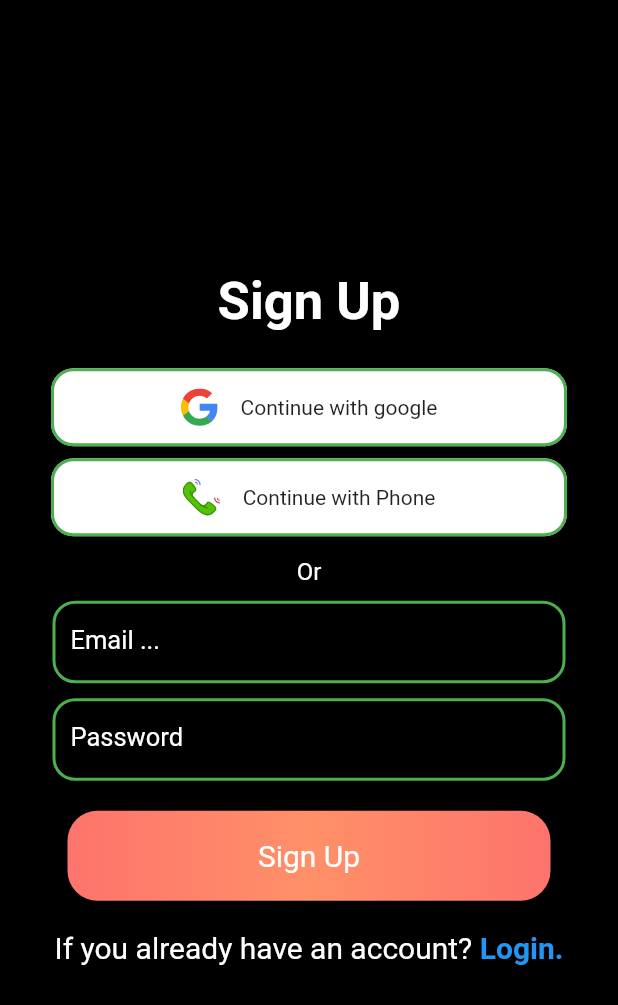
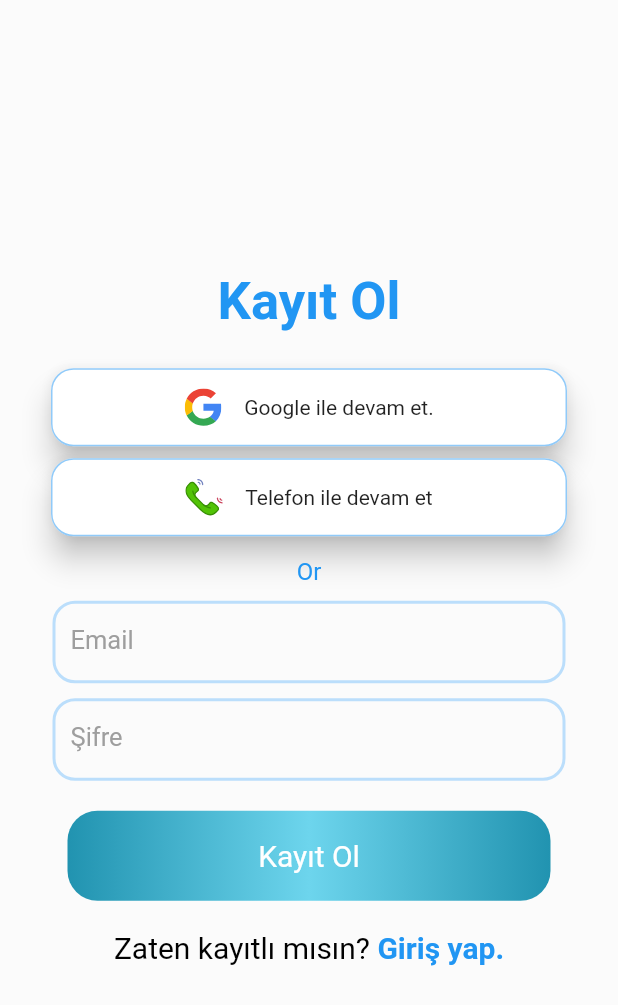
Before and after one commit to fatihmrcn97/ortakProje, a Flutter app: the screen it shows after launch, on a phone screen of 412 x 824 dp. Shown: the top 1005 px of the screen. Run offline on Flutter 3.47's test engine with Material 2 defaults, Android fonts, the phone set to English and light mode, and no system bars; our stand-ins replace firebase_auth, firebase_core, flutter_svg; accounts and stored records are empty.

Commit message:
Ui changed for login and register pages

```diff
--- a/lib/pages/signInPage.dart
+++ b/lib/pages/signInPage.dart
@@ -24,30 +24,30 @@ class _SignInPageState extends State<SignInPage> {
     return Scaffold(
       body: SingleChildScrollView(
         child: Container(
-          color: Colors.black,
+          color: Colors.white24,
           height: MediaQuery.of(context).size.height,
           width: MediaQuery.of(context).size.width,
           child: Column(
             mainAxisAlignment: MainAxisAlignment.center,
             children: [
               Text(
-                'Sign In',
+                'Giriş Yap',
                 style: TextStyle(
                     fontSize: 35,
-                    color: Colors.white,
+                    color: Colors.blue,
                     fontWeight: FontWeight.bold),
               ),
               SizedBox(
                 height: 20,
               ),
-              buttonItem("Continue with google", "assets/google.svg", 25),
-              buttonItem("Continue with Phone", "assets/phone.svg", 25),
+              buttonItem("Google ile devam et", "assets/google.svg", 25),
+              buttonItem("Telefon ile devam et", "assets/phone.svg", 25),
               SizedBox(
                 height: 10,
               ),
               Text(
                 "Or",
-                style: TextStyle(color: Colors.white, fontSize: 16),
+                style: TextStyle(color: Colors.blue, fontSize: 16),
               ),
               SizedBox(
                 height: 10,
@@ -56,7 +56,7 @@ class _SignInPageState extends State<SignInPage> {
               SizedBox(
                 height: 10,
               ),
-              textItem("Password", _passwordContrller, true),
+              textItem("Şifre", _passwordContrller, true),
               SizedBox(
                 height: 20,
               ),
@@ -68,8 +68,8 @@ class _SignInPageState extends State<SignInPage> {
                 mainAxisAlignment: MainAxisAlignment.center,
                 children: [
                   Text(
-                    "If you don't have an account? ",
-                    style: TextStyle(color: Colors.white, fontSize: 20),
+                    "Bir hesabın yok mu? ",
+                    style: TextStyle(color: Colors.black, fontSize: 20),
                   ),
                   InkWell(
                     onTap: () {
@@ -79,7 +79,7 @@ class _SignInPageState extends State<SignInPage> {
                           (route) => false);
                     },
                     child: Text(
-                      "Register.",
+                      "Kayıt Ol.",
                       style: TextStyle(
                           color: Colors.blue,
                           fontSize: 20,
@@ -92,7 +92,7 @@ class _SignInPageState extends State<SignInPage> {
                 height: 10,
               ),
               Text(
-                "Forgot Password?",
+                "Şifreni mi Unuttun?",
                 style: TextStyle(
                     color: Colors.blue,
                     fontSize: 20,
@@ -113,7 +113,7 @@ class _SignInPageState extends State<SignInPage> {
         elevation: 8,
         shape: RoundedRectangleBorder(
             borderRadius: BorderRadius.circular(15),
-            side: BorderSide(width: 2, color: Colors.green)),
+            side: BorderSide(width: 2, color: Colors.blue.shade200)),
         child: Row(
           mainAxisAlignment: MainAxisAlignment.center,
           children: [
@@ -138,18 +138,18 @@ class _SignInPageState extends State<SignInPage> {
       height: 55,
       width: MediaQuery.of(context).size.width - 70,
       child: TextFormField(
-        style: TextStyle(color: Colors.white),
+        style: TextStyle(color: Colors.black),
         obscureText: obscureText,
         controller: controller,
         decoration: InputDecoration(
             focusedBorder: OutlineInputBorder(
                 borderRadius: BorderRadius.circular(15),
-                borderSide: BorderSide(width: 1.5, color: Colors.amber)),
+                borderSide: BorderSide(width: 1.5, color: Colors.blue)),
             labelText: labelText,
-            labelStyle: TextStyle(fontSize: 17, color: Colors.white),
+            labelStyle: TextStyle(fontSize: 17, color: Colors.grey),
             enabledBorder: OutlineInputBorder(
                 borderRadius: BorderRadius.circular(15),
-                borderSide: BorderSide(width: 2, color: Colors.green))),
+                borderSide: BorderSide(width: 2, color: Colors.blue.shade100))),
       ),
     );
   }
@@ -188,9 +188,9 @@ class _SignInPageState extends State<SignInPage> {
         decoration: BoxDecoration(
           borderRadius: BorderRadius.circular(20),
           gradient: LinearGradient(colors: [
-            Color(0xfffd746c),
-            Color(0xffff9068),
-            Color(0xfffd746c)
+            Color(0xff2193b0),
+            Color(0xff6dd5ed),
+            Color(0xff2193b0),
           ]),
         ),
         child: Center(
--- a/lib/pages/signUpPage.dart
+++ b/lib/pages/signUpPage.dart
@@ -25,39 +25,39 @@ class _SignUpPageState extends State<SignUpPage> {
     return Scaffold(
       body: SingleChildScrollView(
         child: Container(
-          color: Colors.black,
+          color: Colors.white24,
           height: MediaQuery.of(context).size.height,
           width: MediaQuery.of(context).size.width,
           child: Column(
             mainAxisAlignment: MainAxisAlignment.center,
             children: [
               Text(
-                'Sign Up',
+                'Kayıt Ol',
                 style: TextStyle(
                     fontSize: 35,
-                    color: Colors.white,
+                    color: Colors.blue,
                     fontWeight: FontWeight.bold),
               ),
               SizedBox(
                 height: 20,
               ),
-              buttonItem("Continue with google", "assets/google.svg", 25),
-              buttonItem("Continue with Phone", "assets/phone.svg", 25),
+              buttonItem("Google ile devam et.", "assets/google.svg", 25),
+              buttonItem("Telefon ile devam et", "assets/phone.svg", 25),
               SizedBox(
                 height: 10,
               ),
               Text(
                 "Or",
-                style: TextStyle(color: Colors.white, fontSize: 16),
+                style: TextStyle(color: Colors.blue, fontSize: 16),
               ),
               SizedBox(
                 height: 10,
               ),
-              textItem("Email ...", _emailContrller, false),
+              textItem("Email", _emailContrller, false),
               SizedBox(
                 height: 10,
               ),
-              textItem("Password", _passwordContrller, true),
+              textItem("Şifre", _passwordContrller, true),
               SizedBox(
                 height: 20,
               ),
@@ -69,8 +69,8 @@ class _SignUpPageState extends State<SignUpPage> {
                 mainAxisAlignment: MainAxisAlignment.center,
                 children: [
                   Text(
-                    "If you already have an account? ",
-                    style: TextStyle(color: Colors.white, fontSize: 20),
+                    "Zaten kayıtlı mısın? ",
+                    style: TextStyle(color: Colors.black, fontSize: 20),
                   ),
                   InkWell(
                     onTap: () {
@@ -80,7 +80,7 @@ class _SignUpPageState extends State<SignUpPage> {
                           (route) => false);
                     },
                     child: Text(
-                      "Login.",
+                      "Giriş yap.",
                       style: TextStyle(
                           color: Colors.blue,
                           fontSize: 20,
@@ -104,7 +104,7 @@ class _SignUpPageState extends State<SignUpPage> {
         elevation: 8,
         shape: RoundedRectangleBorder(
             borderRadius: BorderRadius.circular(15),
-            side: BorderSide(width: 2, color: Colors.green)),
+            side: BorderSide(width: 1, color: Colors.blue.shade200)),
         child: Row(
           mainAxisAlignment: MainAxisAlignment.center,
           children: [
@@ -129,18 +129,18 @@ class _SignUpPageState extends State<SignUpPage> {
       height: 55,
       width: MediaQuery.of(context).size.width - 70,
       child: TextFormField(
-        style: TextStyle(color: Colors.white),
+        style: TextStyle(color: Colors.black),
         obscureText: obscureText,
         controller: controller,
         decoration: InputDecoration(
             focusedBorder: OutlineInputBorder(
                 borderRadius: BorderRadius.circular(15),
-                borderSide: BorderSide(width: 1.5, color: Colors.amber)),
+                borderSide: BorderSide(width: 1.5, color: Colors.blue)),
             labelText: labelText,
-            labelStyle: TextStyle(fontSize: 17, color: Colors.white),
+            labelStyle: TextStyle(fontSize: 17, color: Colors.grey),
             enabledBorder: OutlineInputBorder(
                 borderRadius: BorderRadius.circular(15),
-                borderSide: BorderSide(width: 2, color: Colors.green))),
+                borderSide: BorderSide(width: 2, color: Colors.blue.shade100))),
       ),
     );
   }
@@ -179,16 +179,16 @@ class _SignUpPageState extends State<SignUpPage> {
         decoration: BoxDecoration(
           borderRadius: BorderRadius.circular(20),
           gradient: LinearGradient(colors: [
-            Color(0xfffd746c),
-            Color(0xffff9068),
-            Color(0xfffd746c)
+            Color(0xff2193b0),
+            Color(0xff6dd5ed),
+            Color(0xff2193b0),
           ]),
         ),
         child: Center(
           child: circular
               ? CircularProgressIndicator()
               : Text(
-                  "Sign Up",
+                  "Kayıt Ol",
                   style: TextStyle(color: Colors.white, fontSize: 20),
                 ),
         ),
```
